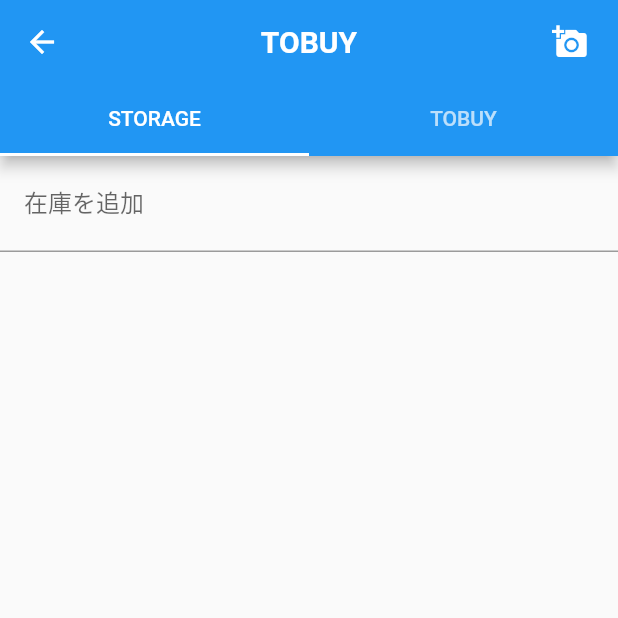
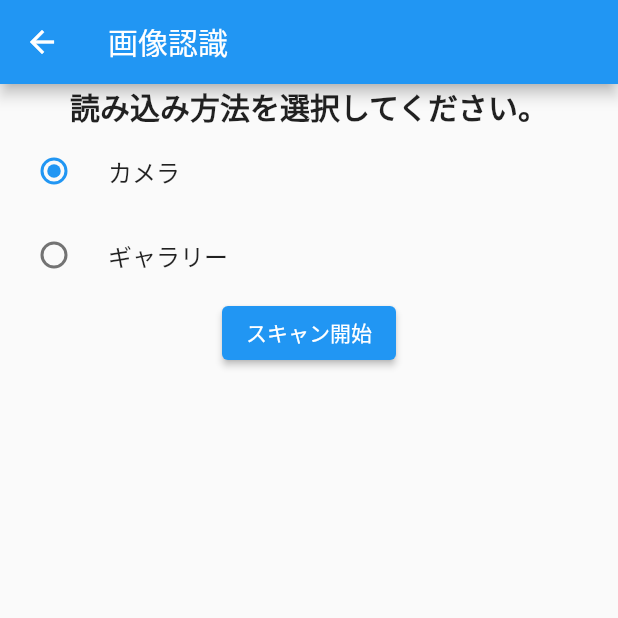
Before and after one commit to enpitut2021/hazimete_otsukai, a Flutter app: the MyHomePage screen opened directly, after a tap on the "add a photo" icon, on a phone screen of 412 x 824 dp, the top half of it. Run offline on Flutter 3.47's test engine with Material 2 defaults, Android fonts, the light colour scheme and no system bars; our stand-ins replace cloud_firestore, firebase_core, image_picker; missing offline and left inert: mlkit; accounts and stored records are empty.

Commit message:
レシートの撮影／選択画面の作成及びテキスト抽出モック作成

```diff
--- a/lib/main.dart
+++ b/lib/main.dart
@@ -6,7 +6,6 @@
 // (next_page_model.dart的な)
 
 // Firebase有効化
-
 import 'package:firebase_core/firebase_core.dart';
 
 // マテリアルデザイン(Android風UI)が使えるようになる
@@ -15,6 +14,7 @@ import 'package:flutter/material.dart';
 
 // ChangeNotifierProviderとConsumerウィジェットが使えるようになる
 import 'package:provider/provider.dart';
+import 'package:tobuy/page/ReaderMenuPage.dart';
 import 'package:tobuy/signup_page.dart';
 import 'package:tobuy/tobuy_page.dart';
 
@@ -122,8 +122,14 @@ class MyHomePage extends StatelessWidget {
                 actions: <Widget>[
                   Consumer<MainModel>(builder: (context, model, child) {
                     return TextButton(
-                        onPressed: () {
-                          model.getImage();
+                        onPressed: () async {
+                          // await model.getImage();
+                          // await _showImageDialog(context, model.image);
+                          Navigator.push(
+                            context,
+                            MaterialPageRoute(
+                                builder: (context) => ReaderMenuPage()),
+                          );
                         },
                         child: Icon(
                           Icons.add_a_photo,
@@ -141,6 +147,24 @@ class MyHomePage extends StatelessWidget {
               ),
         ));
   }
+
+  // Future _showImageDialog(BuildContext context, File imageFile) async {
+  //   await showDialog<int>(
+  //     context: context,
+  //     barrierDismissible: true, // OK押さなくても画面外を押せば消える
+  //     builder: (BuildContext context) {
+  //       return Dialog(
+  //         child: Container(
+  //           width: 200,
+  //           height: 200,
+  //           decoration: BoxDecoration(
+  //               image: DecorationImage(
+  //                   image: FileImage(imageFile), fit: BoxFit.cover)),
+  //         ),
+  //       );
+  //     },
+  //   );
+  // }
 }
 
 class StoragePage extends StatelessWidget {
--- a/lib/main_model.dart
+++ b/lib/main_model.dart
@@ -90,5 +90,6 @@ class MainModel extends ChangeNotifier {
     if (pickedFile != null) {
       image = File(pickedFile.path);
     }
+    notifyListeners();
   }
 }
--- /dev/null
+++ b/lib/page/ReaderMenuPage.dart
@@ -0,0 +1,84 @@
+import 'dart:io';
+
+import 'package:flutter/material.dart';
+import 'package:tobuy/common/CameraController.dart';
+import 'package:image_picker/image_picker.dart';
+
+import 'ReaderDetailPage.dart';
+
+// -----------------------------------
+// クラス名　 : ReaderMenuPage
+// クラス概要 : 読み込みメニューページ
+// -----------------------------------
+class ReaderMenuPage extends StatefulWidget {
+  ReaderMenuPage({Key? key}) : super(key: key);
+
+  @override
+  _ReaderMenuState createState() => _ReaderMenuState();
+}
+
+// -----------------------------------
+// クラス名　 : _ReaderMenuState
+// クラス概要 : 読み込みメニューページステート
+// -----------------------------------
+class _ReaderMenuState extends State<ReaderMenuPage> {
+  // 変数宣言
+  /* 読み込み方法 */ ImageSource? _imageSource = ImageSource.camera;
+
+  @override
+  Widget build(BuildContext context) {
+    return Scaffold(
+      appBar: AppBar(
+        title: Text("画像認識"),
+      ),
+      body: Column(
+        children: <Widget>[
+          Text(
+            "読み込み方法を選択してください。",
+            style: TextStyle(
+              fontWeight: FontWeight.bold,
+              fontSize: 20,
+            ),
+          ),
+          RadioListTile<ImageSource>(
+            title: Text("カメラ"),
+            groupValue: _imageSource,
+            value: ImageSource.camera,
+            onChanged: (value) {
+              _imageSource = value;
+              setState(() {});
+            },
+          ),
+          RadioListTile<ImageSource>(
+            title: Text("ギャラリー"),
+            groupValue: _imageSource,
+            value: ImageSource.gallery,
+            onChanged: (value) {
+              _imageSource = value;
+              setState(() {});
+            },
+          ),
+          ElevatedButton(
+              child: Text("スキャン開始"),
+              onPressed: () async {
+                // 指定された読み込み方法で画像を取得
+                try {
+                  File? file = await CameraController.getAndSaveImageFromDevice(
+                      _imageSource!);
+
+                  // 画像が取得できた場合に明細ページに遷移
+                  if (file == null) {
+                    throw Exception('ファイルを取得できませんでした');
+                  }
+                  Navigator.push(
+                    context,
+                    new MaterialPageRoute(
+                        builder: (context) => new ReaderDetailPage(file)),
+                  );
+                } catch (e) {}
+              }),
+        ],
+      ),
+    );
+  }
+}
```
Also changed, not shown: lib/common/CameraController.dart (added, +55 -0 lines), lib/common/mlkit/MLKitModule.dart (added, +82 -0 lines), lib/common/mlkit/TextDetectDecoration.dart (added, +50 -0 lines), lib/page/ReaderDetailPage.dart (added, +68 -0 lines), pubspec.yaml (+4 -4 lines), pubspec.lock.
